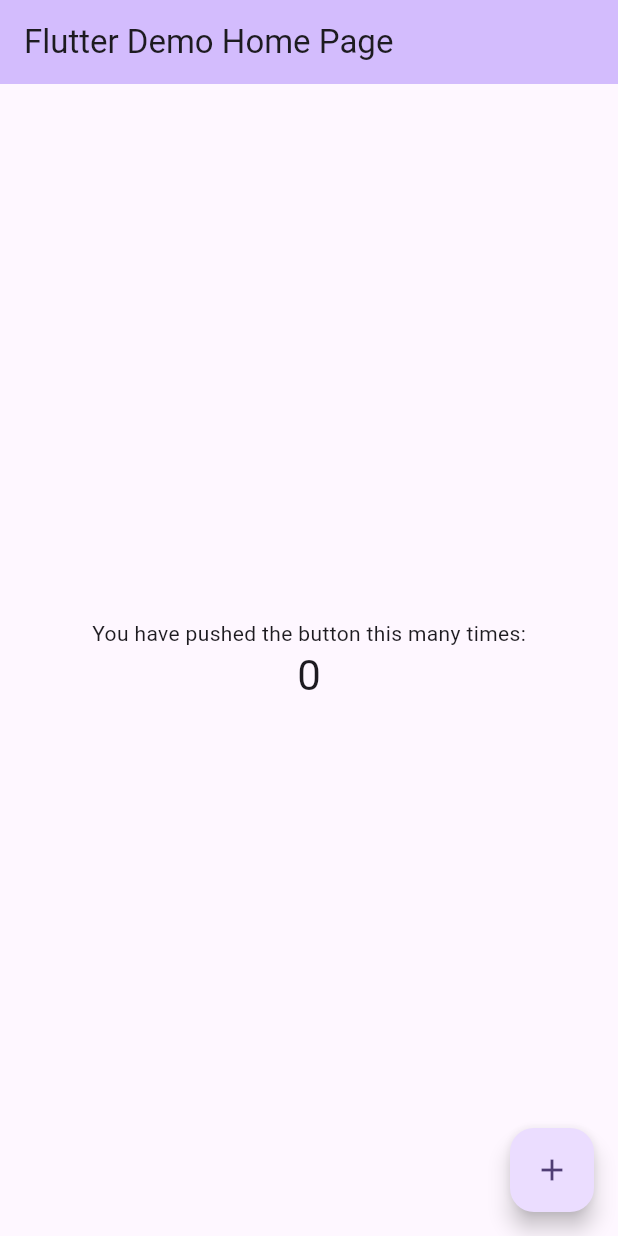
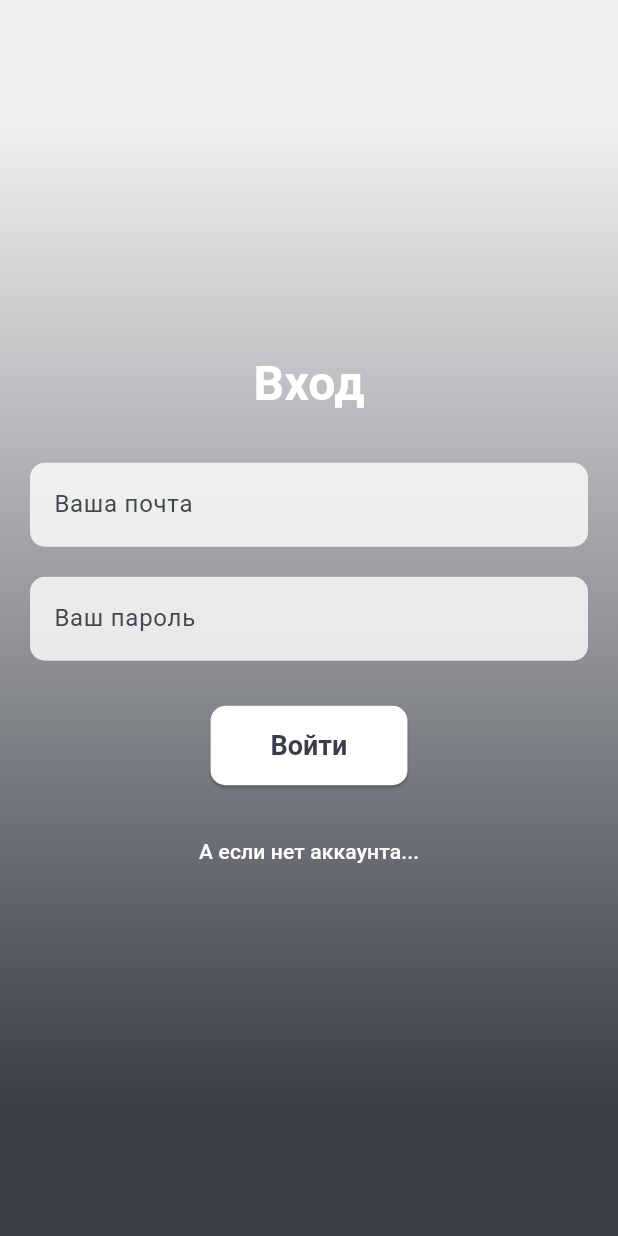
Before and after one commit to Val-Falcon/zc_dodiddone, a Flutter app: the screen it shows after launch, on a phone screen of 412 x 824 dp. Run offline on Flutter 3.47's test engine with Material 3 defaults, Android fonts, the phone set to English and light mode, and no system bars.

Commit message:
login page

```diff
--- a/lib/App/app.dart
+++ b/lib/App/app.dart
@@ -1,19 +1,16 @@
 import 'package:flutter/material.dart';
+import 'package:zc_dodiddone/Theme/theme.dart';
 
-import '../Pages/my_home_page.dart';
+import '../Pages/login_page.dart';
 
 class MyApp extends StatelessWidget {
   const MyApp({super.key});
-
+  // This widget is the root of your application.
   @override
   Widget build(BuildContext context) {
     return MaterialApp(
-      title: 'Flutter Demo',
-      theme: ThemeData(
-        colorScheme: ColorScheme.fromSeed(seedColor: Colors.deepPurple),
-        useMaterial3: true,
-      ),
-      home: const MyHomePage(title: 'Flutter Demo Home Page'),
-    );
+        title: 'Flutter Demo',
+        theme: DoDidDoneTheme.lightTheme,
+        home: const LoginPage());
   }
 }
--- /dev/null
+++ b/lib/Pages/login_page.dart
@@ -0,0 +1,130 @@
+import 'package:flutter/material.dart';
+import 'package:zc_dodiddone/Theme/theme.dart';
+
+class LoginPage extends StatefulWidget {
+  const LoginPage({Key? key}) : super(key: key);
+
+  @override
+  State<LoginPage> createState() => _LoginPageState();
+}
+
+class _LoginPageState extends State<LoginPage> {
+  bool isLogin = true; // Флаг для определения режима (вход/регистрация)
+
+  @override
+  Widget build(BuildContext context) {
+    return Scaffold(
+      body: Container(
+        decoration: BoxDecoration(
+          gradient: LinearGradient(
+            begin: Alignment.topCenter,
+            end: Alignment.bottomCenter,
+            colors: isLogin
+                ? [
+                    DoDidDoneTheme.lightTheme.colorScheme.secondary,
+                    DoDidDoneTheme.lightTheme.colorScheme.primary,
+                  ]
+                : [
+                    DoDidDoneTheme.lightTheme.colorScheme.primary,
+                    DoDidDoneTheme.lightTheme.colorScheme.secondary,
+                  ],
+            stops: const [0.1, 0.9], // 90% primary, 10% secondary
+          ),
+        ),
+        child: Padding(
+          padding: const EdgeInsets.all(20.0),
+          child: Column(
+            mainAxisAlignment: MainAxisAlignment.center,
+            children: [
+              Text(
+                isLogin ? 'Вход' : 'Регистрация',
+                style: const TextStyle(
+                  fontSize: 32,
+                  fontWeight: FontWeight.bold,
+                  color: Colors.white,
+                ),
+              ),
+              const SizedBox(height: 30),
+              TextField(
+                decoration: InputDecoration(
+                  hintText: 'Ваша почта',
+                  filled: true,
+                  fillColor: Colors.white.withOpacity(0.8),
+                  border: OutlineInputBorder(
+                    borderRadius: BorderRadius.circular(10),
+                    borderSide: BorderSide.none,
+                  ),
+                ),
+              ),
+              const SizedBox(height: 20),
+              TextField(
+                obscureText: true,
+                decoration: InputDecoration(
+                  hintText: isLogin
+                      ? 'Ваш пароль'
+                      : 'Придумайте пароль', // Изменяем текст подсказки
+                  filled: true,
+                  fillColor: Colors.white.withOpacity(0.8),
+                  border: OutlineInputBorder(
+                    borderRadius: BorderRadius.circular(10),
+                    borderSide: BorderSide.none,
+                  ),
+                ),
+              ),
+              // Условие для отображения поля "Повторить пароль"
+              if (!isLogin) // Отображается только при регистрации
+                const SizedBox(height: 20),
+              if (!isLogin) // Отображается только при регистрации
+                TextField(
+                  obscureText: true,
+                  decoration: InputDecoration(
+                    hintText: 'Повторите его, пожалуйста',
+                    filled: true,
+                    fillColor: Colors.white.withOpacity(0.8),
+                    border: OutlineInputBorder(
+                      borderRadius: BorderRadius.circular(10),
+                      borderSide: BorderSide.none,
+                    ),
+                  ),
+                ),
+              const SizedBox(height: 30),
+              ElevatedButton(
+                onPressed: () {
+                  // Обработка входа/регистрации
+                },
+                style: ElevatedButton.styleFrom(
+                  backgroundColor: Colors.white,
+                  foregroundColor:
+                      DoDidDoneTheme.lightTheme.colorScheme.primary,
+                  padding:
+                      const EdgeInsets.symmetric(horizontal: 40, vertical: 16),
+                  textStyle: const TextStyle(
+                    fontSize: 18,
+                    fontWeight: FontWeight.bold,
+                  ),
+                  shape: RoundedRectangleBorder(
+                    borderRadius: BorderRadius.circular(10),
+                  ),
+                ),
+                child: Text(isLogin ? 'Войти' : 'Зарегистрироваться'),
+              ),
+              const SizedBox(height: 20),
+              TextButton(
+                onPressed: () {
+                  setState(() {
+                    isLogin = !isLogin;
+                  });
+                },
+                style: TextButton.styleFrom(
+                  foregroundColor: Colors.white,
+                ),
+                child: Text(
+                    isLogin ? 'А если нет аккаунта...' : 'Уже есть аккаунт...'),
+              ),
+            ],
+          ),
+        ),
+      ),
+    );
+  }
+}
--- a/lib/Pages/my_home_page.dart
+++ /dev/null
@@ -1,49 +0,0 @@
-import 'package:flutter/material.dart';
-
-class MyHomePage extends StatefulWidget {
-  const MyHomePage({super.key, required this.title});
-
-  final String title;
-
-  @override
-  State<MyHomePage> createState() => _MyHomePageState();
-}
-
-class _MyHomePageState extends State<MyHomePage> {
-  int _counter = 0;
-
-  void _incrementCounter() {
-    setState(() {
-      _counter++;
-    });
-  }
-
-  @override
-  Widget build(BuildContext context) {
-    return Scaffold(
-      appBar: AppBar(
-        backgroundColor: Theme.of(context).colorScheme.inversePrimary,
-        title: Text(widget.title),
-      ),
-      body: Center(
-        child: Column(
-          mainAxisAlignment: MainAxisAlignment.center,
-          children: <Widget>[
-            const Text(
-              'You have pushed the button this many times:',
-            ),
-            Text(
-              '$_counter',
-              style: Theme.of(context).textTheme.headlineMedium,
-            ),
-          ],
-        ),
-      ),
-      floatingActionButton: FloatingActionButton(
-        onPressed: _incrementCounter,
-        tooltip: 'Increment',
-        child: const Icon(Icons.add),
-      ), // This trailing comma makes auto-formatting nicer for build methods.
-    );
-  }
-}
--- /dev/null
+++ b/lib/Theme/theme.dart
@@ -0,0 +1,13 @@
+import 'package:flutter/material.dart';
+
+class DoDidDoneTheme {
+  static ThemeData lightTheme = ThemeData(
+    colorScheme: ColorScheme.fromSeed(
+      seedColor: const Color(0xFFefefef), // Основной цвет
+      primary: const Color(0xFF393d47), // Основной цвет
+      secondary: const Color(0xFFefefef), // Вторичный цвет
+      surface: const Color(0xFFe52e36), // Цвет фона
+    ),
+    useMaterial3: true,
+  );
+}
```
